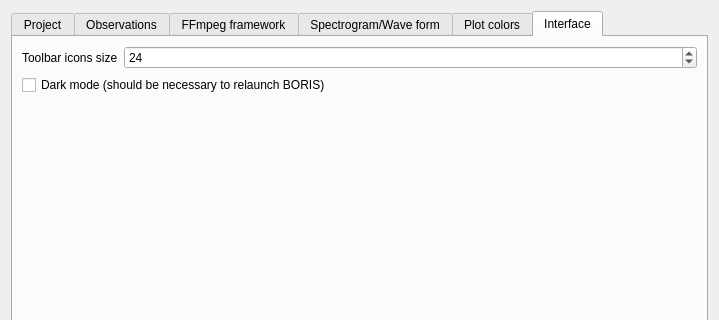
First picture: the form in boris/preferences.ui, repository olivierfriard/BORIS, before the edit; both pictures show x 0 to 719 and y 0 to 320 of the 719 by 554 pixel window.
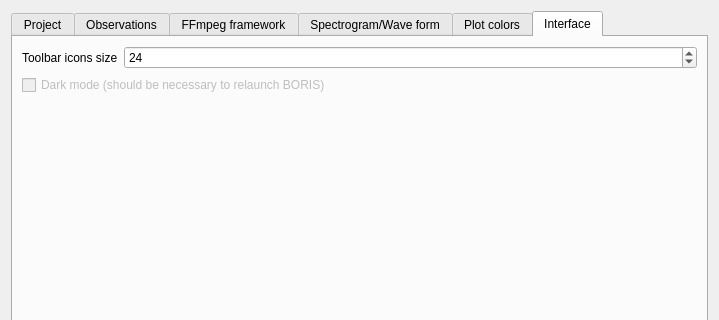
Second picture: the form after the edit.

Diff of the .ui file:
```diff
--- a/boris/preferences.ui
+++ b/boris/preferences.ui
@@ -519,6 +519,9 @@
          </item>
          <item>
           <widget class="QCheckBox" name="cb_darkmode">
+           <property name="enabled">
+            <bool>false</bool>
+           </property>
            <property name="text">
             <string>Dark mode (should be necessary to relaunch BORIS)</string>
            </property>
```
Left out of the diff: 14 changed lines with no effect on the pictures.
